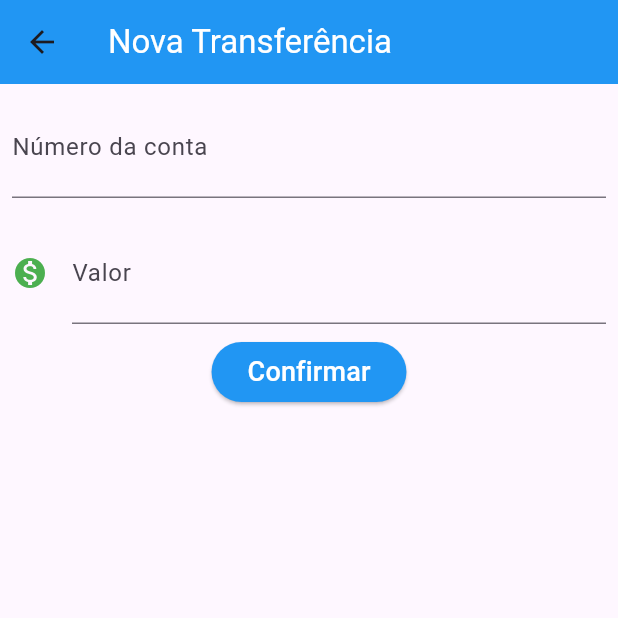
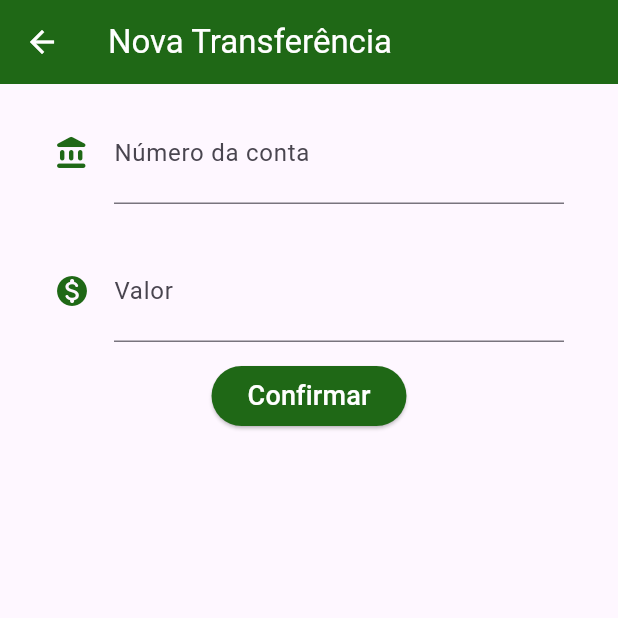
Before and after one commit to Achette/Flutter_Test_I, a Flutter app: the TransferForm screen opened directly, on a phone screen of 412 x 824 dp, the top half of it. Run offline on Flutter 3.47's test engine with Material 3 defaults, Android fonts, the light colour scheme and no system bars.

Commit message:
feat: ajusta tela de transfers

```diff
--- a/lib/components/editor.dart
+++ b/lib/components/editor.dart
@@ -1,37 +1,33 @@
 import 'package:flutter/material.dart';
 
 class Editor extends StatelessWidget {
-  final TextEditingController? controlador;
-  final String? rotulo;
-  final String? dica;
-  final IconData? icone;
+  final String? label;
+  final IconData? icon;
+  final TextInputType? keyboardType;
+  final Color? iconColor;
+  final String? hint;
+  final TextEditingController? controller;
 
-  const Editor({
-    super.key,
-    this.controlador,
-    this.rotulo,
-    this.dica,
-    this.icone,
-  });
+  const Editor(
+    {super.key, this.controller, this.label, this.hint, this.icon, this.iconColor, this.keyboardType}
+  );
 
   @override
   Widget build(BuildContext context) {
     return Padding(
-      padding: const EdgeInsets.all(8.0),
+      padding: const EdgeInsets.symmetric(vertical: 12.0, horizontal: 36.0),
       child: TextField(
-        controller: controlador,
+        controller: controller,
         style: const TextStyle(fontSize: 24.0),
         decoration: InputDecoration(
-          icon: icone != null
-              ? Icon(
-                  icone,
-                  color: Colors.green,
-                )
-              : null,
-          labelText: rotulo,
-          hintText: dica,
+          icon: icon != null ? Icon(
+            icon,
+            color: iconColor ?? Colors.grey
+          ) : null,
+          labelText: label,
+          hintText: hint,
         ),
-        keyboardType: TextInputType.number,
+        keyboardType: keyboardType ?? TextInputType.text,
       ),
     );
   }
--- a/lib/components/transfer-form.dart
+++ b/lib/components/transfer-form.dart
@@ -3,7 +3,8 @@ import 'editor.dart';
 import '../models/transfer.dart';
 
 class TransferForm extends StatelessWidget {
-  final TextEditingController _controllerCampoNumeroConta = TextEditingController();
+  final TextEditingController _controllerCampoNumeroConta =
+      TextEditingController();
   final TextEditingController _controllerCampoValor = TextEditingController();
 
   TransferForm({super.key});
@@ -16,20 +17,26 @@ class TransferForm extends StatelessWidget {
           "Nova Transferência",
           style: TextStyle(color: Colors.white),
         ),
-        backgroundColor: Colors.blue,
+        backgroundColor: const Color.fromRGBO(31, 104, 22, 1),
+        iconTheme: const IconThemeData(color: Colors.white),
       ),
       body: Column(
         children: [
           Editor(
-            controlador: _controllerCampoNumeroConta,
-            rotulo: 'Número da conta',
-            dica: '0000',
+            controller: _controllerCampoNumeroConta,
+            label: 'Número da conta',
+            hint: '1234',
+            icon: Icons.account_balance_rounded,
+            iconColor: const Color.fromRGBO(31, 104, 22, 1),
+            keyboardType: TextInputType.number,
           ),
           Editor(
-            controlador: _controllerCampoValor,
-            rotulo: 'Valor',
-            dica: '0.00',
-            icone: Icons.monetization_on,
+            controller: _controllerCampoValor,
+            label: 'Valor',
+            hint: '0.00',
+            icon: Icons.monetization_on_rounded,
+            iconColor: const Color.fromRGBO(31, 104, 22, 1),
+            keyboardType: TextInputType.number,
           ),
           ElevatedButton(
             onPressed: () {
@@ -39,8 +46,8 @@ class TransferForm extends StatelessWidget {
                 _controllerCampoValor,
               );
             },
-            style: ButtonStyle(
-              backgroundColor: MaterialStateProperty.all(Colors.blue),
+            style: ElevatedButton.styleFrom(
+              backgroundColor: const Color.fromRGBO(31, 104, 22, 1),
             ),
             child: const Text(
               'Confirmar',
--- a/lib/components/transfer-list.dart
+++ b/lib/components/transfer-list.dart
@@ -1,34 +1,35 @@
 import 'package:flutter/material.dart';
 import '../models/transfer.dart';
 import 'transfer-item.dart';
-import '../screens/transfer-form.dart';
+import 'transfer-form.dart';
 
-class ListaTransferencia extends StatefulWidget {
-  final List<Transfer> _transferencias = [];
+class TransferList extends StatefulWidget {
+  final List<Transfer> _transfers = [];
 
-  ListaTransferencia({super.key});
+  TransferList({super.key});
 
   @override
   State<StatefulWidget> createState() {
-    return ListaTransferenciasState();
+    return TransferListsState();
   }
 }
 
-class ListaTransferenciasState extends State<ListaTransferencia> {
+class TransferListsState extends State<TransferList> {
   @override
   Widget build(BuildContext context) {
     return Scaffold(
       appBar: AppBar(
         title: const Text(
           "Transferências",
-          style: TextStyle(color: Colors.white),
+          style: TextStyle(color: Colors.white, fontWeight: FontWeight.bold),
         ),
-        backgroundColor: Colors.blue,
+        backgroundColor: const Color.fromRGBO(31, 104, 22, 1),
+        iconTheme: const IconThemeData(color: Colors.white),
       ),
       body: ListView.builder(
-          itemCount: widget._transferencias.length,
+          itemCount: widget._transfers.length,
           itemBuilder: (context, indice) {
-            final transferencia = widget._transferencias[indice];
+            final transferencia = widget._transfers[indice];
             return TransferItem(transferencia);
           }),
       floatingActionButton: FloatingActionButton(
@@ -42,12 +43,12 @@ class ListaTransferenciasState extends State<ListaTransferencia> {
           future.then((transferenciaRecebida) {
             if (transferenciaRecebida != null) {
               setState(() {
-                widget._transferencias.add(transferenciaRecebida);
+                widget._transfers.add(transferenciaRecebida);
               });
             }
           });
         },
-        backgroundColor: Colors.blue,
+        backgroundColor: const Color.fromRGBO(31, 104, 22, 1),
         child: const Icon(
           Icons.add_circle_rounded,
           size: 35,
```
